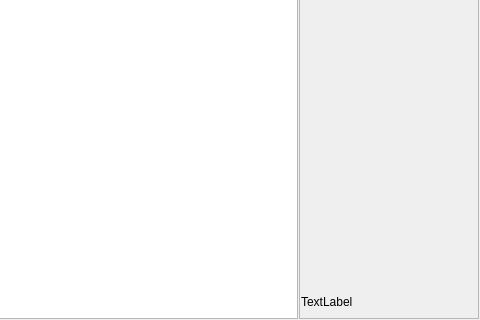
First picture: the form in metodics/trenagers/trenagerpatientwindow.ui, repository grigp/a-analyser, before the edit; both pictures show x 413 to 893 and y 337 to 657 of the 893 by 657 pixel window.
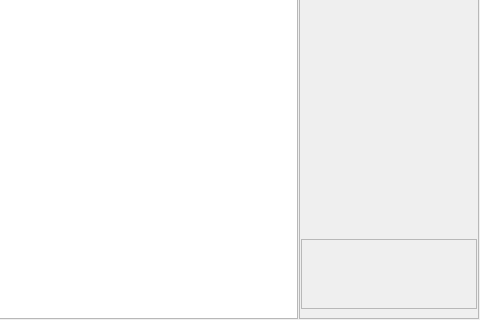
Second picture: the form after the edit.

```diff
--- a/metodics/trenagers/trenagerpatientwindow.ui
+++ b/metodics/trenagers/trenagerpatientwindow.ui
@@ -150,17 +150,27 @@
        </spacer>
       </item>
       <item>
-       <widget class="QLabel" name="lblFullPicture">
-        <property name="font">
-         <font>
-          <pointsize>9</pointsize>
-          <weight>50</weight>
-          <bold>false</bold>
-         </font>
+       <widget class="QFrame" name="frGameHints">
+        <property name="minimumSize">
+         <size>
+          <width>0</width>
+          <height>70</height>
+         </size>
         </property>
-        <property name="text">
-         <string>TextLabel</string>
+        <property name="frameShape">
+         <enum>QFrame::StyledPanel</enum>
         </property>
+        <property name="frameShadow">
+         <enum>QFrame::Raised</enum>
+        </property>
+        <layout class="QVBoxLayout" name="verticalLayout_2">
+         <property name="leftMargin">
+          <number>0</number>
+         </property>
+         <property name="rightMargin">
+          <number>0</number>
+         </property>
+        </layout>
        </widget>
       </item>
      </layout>
```
